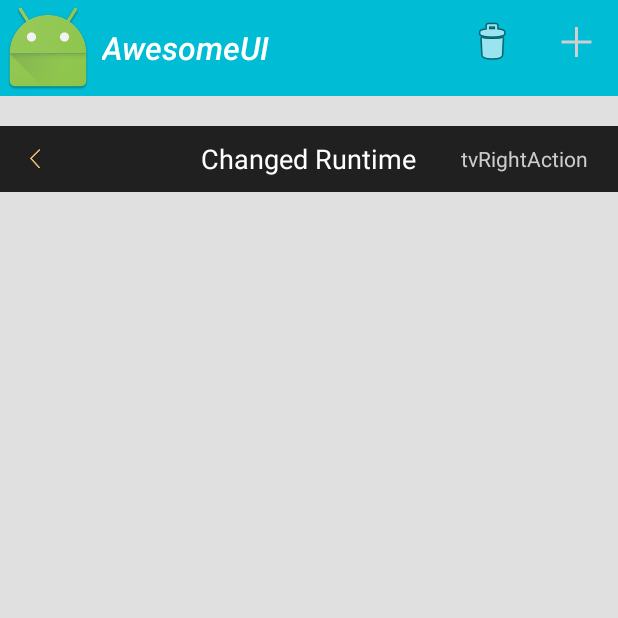
After one commit to JasonXiang2014/AndroidTaste, an Android app: the ToolbarAct screen opened directly, with no data from a screen before it, on a phone screen of 412 x 824 dp, the top half of it. The commit adds this screen. Run offline under Robolectric (Android 15) with nearby library versions, the phone set to English and light mode, and no system bars; our stand-ins replace ButterKnife.

Commit message:
Use the toolbar

```diff
--- a/app/src/main/AndroidManifest.xml
+++ b/app/src/main/AndroidManifest.xml
@@ -23,6 +23,7 @@
         <activity android:name=".xj.ui.tablayout.TabLayoutAct" />
         <activity android:name=".xj.ui.navigationdrawer.NavigationDrawerAct" />
         <activity android:name=".xj.ui.recycler.PinterestMasonryAct" />
+        <activity android:name=".xj.ui.toolbar.ToolbarAct" />
     </application>
 
 </manifest>
--- a/app/src/main/java/jasonxiang/com/doItYourself/xj/main/Page1Fragment.java
+++ b/app/src/main/java/jasonxiang/com/doItYourself/xj/main/Page1Fragment.java
@@ -12,6 +12,7 @@ import jasonxiang.com.doItYourself.xj.ui.navigationdrawer.NavigationDrawerAct;
 import jasonxiang.com.doItYourself.xj.ui.recycler.PinterestMasonryAct;
 import jasonxiang.com.doItYourself.xj.ui.recycler.RecyclerActivity;
 import jasonxiang.com.doItYourself.xj.ui.tablayout.TabLayoutAct;
+import jasonxiang.com.doItYourself.xj.ui.toolbar.ToolbarAct;
 
 /**
  * Created by xiangjain on 2016/11/10.
@@ -30,7 +31,7 @@ public class Page1Fragment extends BaseFragment {
     }
 
     @OnClick({R.id.recyclerButton, R.id.fab, R.id.tabLayout, R.id.navigation_drawer,
-    R.id.Masonry})
+    R.id.Masonry, R.id.toolbar})
     void onClick(View view) {
         Intent intent = null;
         switch (view.getId()) {
@@ -48,6 +49,10 @@ public class Page1Fragment extends BaseFragment {
                 break;
             case R.id.Masonry:
                 intent = new Intent(getActivity(), PinterestMasonryAct.class);
+                break;
+            case R.id.toolbar:
+                intent = new Intent(getActivity(), ToolbarAct.class);
+                break;
             default:
                 break;
         }
--- /dev/null
+++ b/app/src/main/java/jasonxiang/com/doItYourself/xj/ui/toolbar/ToolbarAct.java
@@ -0,0 +1,61 @@
+package jasonxiang.com.doItYourself.xj.ui.toolbar;
+
+import android.os.Build;
+import android.os.Bundle;
+import android.support.v7.widget.Toolbar;
+import android.view.Menu;
+import android.view.Window;
+import android.view.WindowManager;
+import android.widget.TextView;
+
+import butterknife.BindView;
+import jasonxiang.com.doItYourself.R;
+import jasonxiang.com.doItYourself.xj.base.BaseActivity;
+
+/**
+ * Created by xj on 2016/11/13.
+ */
+
+public class ToolbarAct extends BaseActivity {
+
+    @BindView(R.id.toolbar)
+    Toolbar toolbar;
+    @BindView(R.id.toolbarCustom)
+    Toolbar toolbarCustom;
+    @BindView(R.id.tvTitle)
+    TextView tvTitle;
+
+    @Override
+    protected int getContentViewId() {
+        return R.layout.activity_tool_bar;
+    }
+
+    @Override
+    protected void init(Bundle savedInstanceState) {
+        setSupportActionBar(toolbar);
+
+        // Display icon in the toolbar
+        getSupportActionBar().setDisplayShowHomeEnabled(true);
+        getSupportActionBar().setLogo(R.mipmap.ic_launcher);
+        getSupportActionBar().setDisplayUseLogoEnabled(true);
+
+//        setSupportActionBar(toolbarCustom);
+//        getSupportActionBar().setDisplayShowTitleEnabled(false);
+//        TextView mTitle = (TextView) toolbar.findViewById(R.id.tvTitle);
+        tvTitle.setText("Changed Runtime");
+
+//        TODO  Transparent Status Bar
+/*        if (Build.VERSION.SDK_INT >= Build.VERSION_CODES.KITKAT) {
+            Window w = getWindow(); // in Activity's onCreate() for instance
+            w.setFlags(WindowManager.LayoutParams.FLAG_LAYOUT_NO_LIMITS, WindowManager.LayoutParams.FLAG_LAYOUT_NO_LIMITS);
+        }*/
+
+    }
+
+    @Override
+    public boolean onCreateOptionsMenu(Menu menu) {
+        getMenuInflater().inflate(R.menu.toolbar_menu, menu);
+        return true;
+    }
+
+}
--- /dev/null
+++ b/app/src/main/res/drawable/selector_button_back.xml
@@ -0,0 +1,16 @@
+<?xml version="1.0" encoding="utf-8"?>
+<selector xmlns:android="http://schemas.android.com/apk/res/android">
+
+    <item android:state_enabled="false">
+        <bitmap android:src="@drawable/btn_back_normal"/>
+    </item>
+
+    <item android:state_pressed="true">
+        <bitmap android:src="@drawable/btn_back_pressed"/>
+    </item>
+
+    <item>
+       <bitmap android:src="@drawable/btn_back_normal"/>
+    </item>
+
+</selector>
--- /dev/null
+++ b/app/src/main/res/layout/activity_tool_bar.xml
@@ -0,0 +1,23 @@
+<?xml version="1.0" encoding="utf-8"?>
+<LinearLayout xmlns:android="http://schemas.android.com/apk/res/android"
+    android:layout_width="match_parent"
+    android:layout_height="match_parent"
+    android:fitsSystemWindows="true"
+    android:orientation="vertical">
+
+    <!-- Load the toolbar here -->
+    <include
+        layout="@layout/toolbar_main"
+        android:layout_width="match_parent"
+        android:layout_height="wrap_content" />
+
+    <!-- Load the custom toolbar here -->
+    <include
+        layout="@layout/toolbar_custom"
+        android:layout_width="match_parent"
+        android:layout_height="44dp"
+        android:layout_marginTop="20dp" />
+
+    <!-- Layout for content is here. This can be a RelativeLayout  -->
+
+</LinearLayout>
--- a/app/src/main/res/layout/fragment_page_1.xml
+++ b/app/src/main/res/layout/fragment_page_1.xml
@@ -40,5 +40,11 @@
             android:layout_height="wrap_content"
             android:text="Masonry" />
 
+        <Button
+            android:id="@+id/toolbar"
+            android:layout_width="wrap_content"
+            android:layout_height="wrap_content"
+            android:text="Use the Toolbar" />
+
     </LinearLayout>
 </ScrollView>
--- /dev/null
+++ b/app/src/main/res/layout/toolbar_custom.xml
@@ -0,0 +1,20 @@
+<?xml version="1.0" encoding="utf-8"?>
+<android.support.v7.widget.Toolbar xmlns:android="http://schemas.android.com/apk/res/android"
+    xmlns:app="http://schemas.android.com/apk/res-auto"
+    android:id="@+id/toolbarCustom"
+    android:layout_width="match_parent"
+    android:layout_height="wrap_content"
+    android:background="?attr/colorPrimary"
+    android:minHeight="?attr/actionBarSize"
+    android:theme="@style/ToolbarTheme"
+    app:contentInsetLeft="0dp"
+    app:contentInsetStart="0dp"
+    app:popupTheme="@style/ThemeOverlay.AppCompat.Light"
+    app:titleTextAppearance="@style/Toolbar.TitleText">
+
+    <include
+        layout="@layout/toolbar_title"
+        android:layout_width="match_parent"
+        android:layout_height="wrap_content"/>
+
+</android.support.v7.widget.Toolbar>
--- /dev/null
+++ b/app/src/main/res/layout/toolbar_main.xml
@@ -0,0 +1,13 @@
+<?xml version="1.0" encoding="utf-8"?>
+<android.support.v7.widget.Toolbar xmlns:android="http://schemas.android.com/apk/res/android"
+    xmlns:app="http://schemas.android.com/apk/res-auto"
+    android:id="@+id/toolbar"
+    android:layout_width="match_parent"
+    android:layout_height="wrap_content"
+    android:background="?attr/colorPrimary"
+    android:minHeight="?attr/actionBarSize"
+    android:theme="@style/ToolbarTheme"
+    app:contentInsetLeft="0dp"
+    app:contentInsetStart="0dp"
+    app:popupTheme="@style/ThemeOverlay.AppCompat.Light"
+    app:titleTextAppearance="@style/Toolbar.TitleText" />
--- /dev/null
+++ b/app/src/main/res/layout/toolbar_title.xml
@@ -0,0 +1,73 @@
+<?xml version="1.0" encoding="utf-8"?>
+<RelativeLayout xmlns:android="http://schemas.android.com/apk/res/android"
+    android:layout_width="match_parent"
+    android:layout_height="44dp"
+    android:background="#202020">
+
+    <ImageView
+        android:id="@+id/imgBack"
+        android:layout_width="44dp"
+        android:layout_height="44dp"
+        android:layout_centerVertical="true"
+        android:layout_marginLeft="@dimen/p"
+        android:contentDescription="@null"
+        android:scaleType="center"
+        android:src="@drawable/selector_button_back" />
+
+    <TextView
+        android:id="@+id/tvLeftAction"
+        android:layout_width="wrap_content"
+        android:layout_height="wrap_content"
+        android:layout_centerVertical="true"
+        android:layout_marginLeft="@dimen/p"
+        android:textColor="#edc277"
+        android:textSize="14sp"
+        android:text="tvLeftAction"
+        android:visibility="gone" />
+
+    <LinearLayout
+        android:layout_width="wrap_content"
+        android:layout_height="match_parent"
+        android:layout_centerInParent="true"
+        android:gravity="center"
+        android:orientation="vertical">
+
+        <TextView
+            android:id="@+id/tvTitle"
+            android:layout_width="wrap_content"
+            android:layout_height="wrap_content"
+            android:ellipsize="end"
+            android:maxEms="10"
+            android:maxLines="1"
+            android:text="TooBar Title"
+            android:textColor="#ffffff"
+            android:textSize="18sp"/>
+
+        <TextView
+            android:id="@+id/tvSubTitle"
+            android:layout_width="wrap_content"
+            android:layout_height="wrap_content"
+            android:layout_marginTop="4dp"
+            android:text=""
+            android:textColor="#cccccc"
+            android:textSize="12sp"
+            android:visibility="gone"/>
+    </LinearLayout>
+
+    <TextView
+        android:id="@+id/tvRightAction"
+        android:layout_width="wrap_content"
+        android:layout_height="wrap_content"
+        android:layout_alignParentRight="true"
+        android:layout_centerVertical="true"
+        android:paddingRight="@dimen/p"
+        android:text="tvRightAction"
+        android:textColor="#cccccc"
+        android:textSize="14sp"
+        android:visibility="visible" />
+
+    <View
+        android:layout_width="match_parent"
+        android:layout_height="0.0dp"
+        android:layout_alignParentBottom="true" />
+</RelativeLayout>
--- /dev/null
+++ b/app/src/main/res/menu/toolbar_menu.xml
@@ -0,0 +1,16 @@
+<?xml version="1.0" encoding="utf-8"?>
+<menu xmlns:android="http://schemas.android.com/apk/res/android"
+    xmlns:app="http://schemas.android.com/apk/res-auto">
+    <item
+        android:id="@+id/miCompose"
+        android:icon="@drawable/ic_menu_delete"
+        app:showAsAction="ifRoom"
+        android:title="Compose">
+    </item>
+    <item
+        android:id="@+id/miProfile"
+        android:icon="@drawable/actionbar_add_icon"
+        app:showAsAction="ifRoom|withText"
+        android:title="Profile">
+    </item>
+</menu>
--- /dev/null
+++ b/app/src/main/res/values-v21/styles.xml
@@ -0,0 +1,28 @@
+<resources>
+
+    <!-- Base application theme. -->
+    <style name="AppTheme" parent="Base.MyTheme"></style>
+
+    <style name="Base.MyTheme" parent="Theme.AppCompat.Light.NoActionBar">
+        <item name="colorPrimary">@color/primary</item>
+        <item name="colorPrimaryDark">@color/primary_dark</item>
+        <item name="colorAccent">@color/accent</item>
+        <item name="windowActionBar">false</item>
+        <item name="windowActionBarOverlay">true</item>
+        <item name="windowNoTitle">true</item>
+        <item name="android:windowBackground">@color/bg</item>
+        <!--<item name="android:windowTranslucentStatus">true</item>-->
+
+        <!--Translucent Status Bar-->
+        <!--TODO-->
+      <!--  <item name="android:statusBarColor">@android:color/transparent</item>
+        <item name="android:navigationBarColor">@android:color/transparent</item>
+        <item name="android:windowTranslucentStatus">true</item>
+        <item name="android:windowTranslucentNavigation">true</item>
+        <item name="android:windowDrawsSystemBarBackgrounds">true</item>-->
+
+        <!--Transparent Status Bar-->
+        <!--<item name="android:windowDrawsSystemBarBackgrounds">true</item>-->
+    </style>
+
+</resources>
--- a/app/src/main/res/values/dimens.xml
+++ b/app/src/main/res/values/dimens.xml
@@ -3,4 +3,6 @@
     <dimen name="activity_horizontal_margin">16dp</dimen>
     <dimen name="activity_vertical_margin">16dp</dimen>
     <dimen name="tab_max_width">180dp</dimen>
+    <!-- 页边距 -->
+    <dimen name="p">20dp</dimen>
 </resources>
--- a/app/src/main/res/values/styles.xml
+++ b/app/src/main/res/values/styles.xml
@@ -46,4 +46,31 @@
         <item name="textAllCaps">false</item>
     </style>
 
+    <style name="ToolbarTheme" parent="@style/ThemeOverlay.AppCompat.Dark.ActionBar">
+        <!-- android:textColorPrimary is the color of the title text in the Toolbar  -->
+        <item name="android:textColorPrimary">@color/white</item>
+        <!-- actionMenuTextColor is the color of the text of action (menu) items  -->
+        <item name="actionMenuTextColor">@android:color/holo_green_light</item>
+        <!-- Tints the input fields like checkboxes and text fields -->
+        <item name="colorAccent">@color/accent</item>
+        <!-- Applies to views in their normal state. -->
+        <!--<item name="colorControlNormal">@color/controlNormal</item>-->
+        <!-- Applies to views in their activated state (i.e checked or switches) -->
+        <!--<item name="colorControlActivated">@color/controlActivated</item>-->
+        <!-- Applied to framework control highlights (i.e ripples or list selectors) -->
+        <!--<item name="colorControlHighlight">@color/controlActivated</item>-->
+
+        <!-- Enable these below if you want clicking icons to trigger a ripple effect -->
+        <!--
+        <item name="selectableItemBackground">?android:selectableItemBackground</item>
+        <item name="selectableItemBackgroundBorderless">?android:selectableItemBackground</item>
+        -->
+    </style>
+
+    <!-- This configures the styles for the title within the Toolbar  -->
+    <style name="Toolbar.TitleText" parent="TextAppearance.Widget.AppCompat.Toolbar.Title">
+        <item name="android:textSize">21sp</item>
+        <item name="android:textStyle">italic</item>
+    </style>
+
 </resources>
```
Also changed, not shown: app/src/main/res/drawable-xxhdpi/btn_back_normal.png (added), app/src/main/res/drawable-xxhdpi/btn_back_pressed.png (added).
